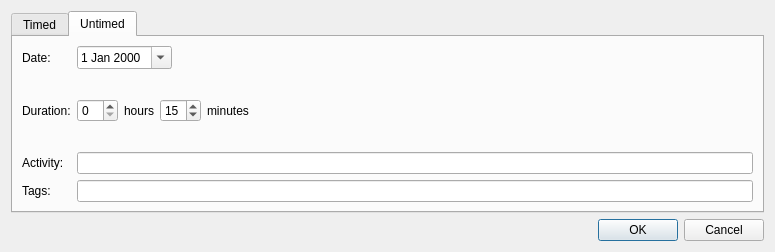
First picture: the form in src/ui/activitydialog.ui, repository vubiostat/hourglass-qt, before the edit.
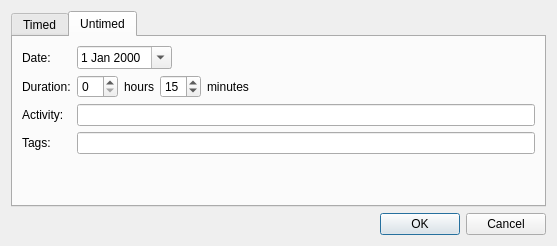
Second picture: the form after the edit. The open tabs and pages were chosen to show the change. Custom widgets are drawn as their Qt base class.

```diff
--- a/src/ui/activitydialog.ui
+++ b/src/ui/activitydialog.ui
@@ -2,14 +2,6 @@
 <ui version="4.0">
  <class>ActivityDialog</class>
  <widget class="QDialog" name="ActivityDialog">
-  <property name="geometry">
-   <rect>
-    <x>0</x>
-    <y>0</y>
-    <width>775</width>
-    <height>252</height>
-   </rect>
-  </property>
   <property name="windowTitle">
    <string>Add earlier activity</string>
   </property>
@@ -249,6 +241,19 @@
        <item row="3" column="1" colspan="2">
         <widget class="TagsLineEdit" name="leUntimedTags"/>
        </item>
+       <item row="4" column="1">
+        <spacer name="verticalSpacer_2">
+         <property name="orientation">
+          <enum>Qt::Vertical</enum>
+         </property>
+         <property name="sizeHint" stdset="0">
+          <size>
+           <width>20</width>
+           <height>40</height>
+          </size>
+         </property>
+        </spacer>
+       </item>
       </layout>
       <zorder>lblUntimedDuration</zorder>
       <zorder>lblUntimedDate</zorder>
```
Left out of the diff: 1 changed line with no effect on the pictures.
